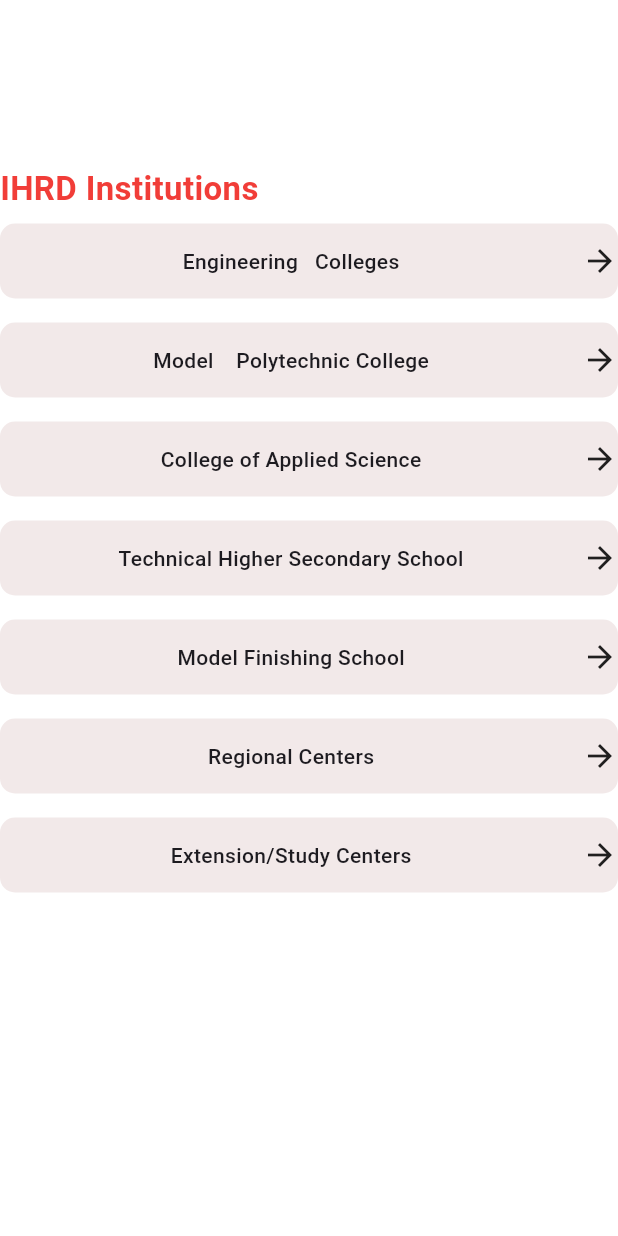
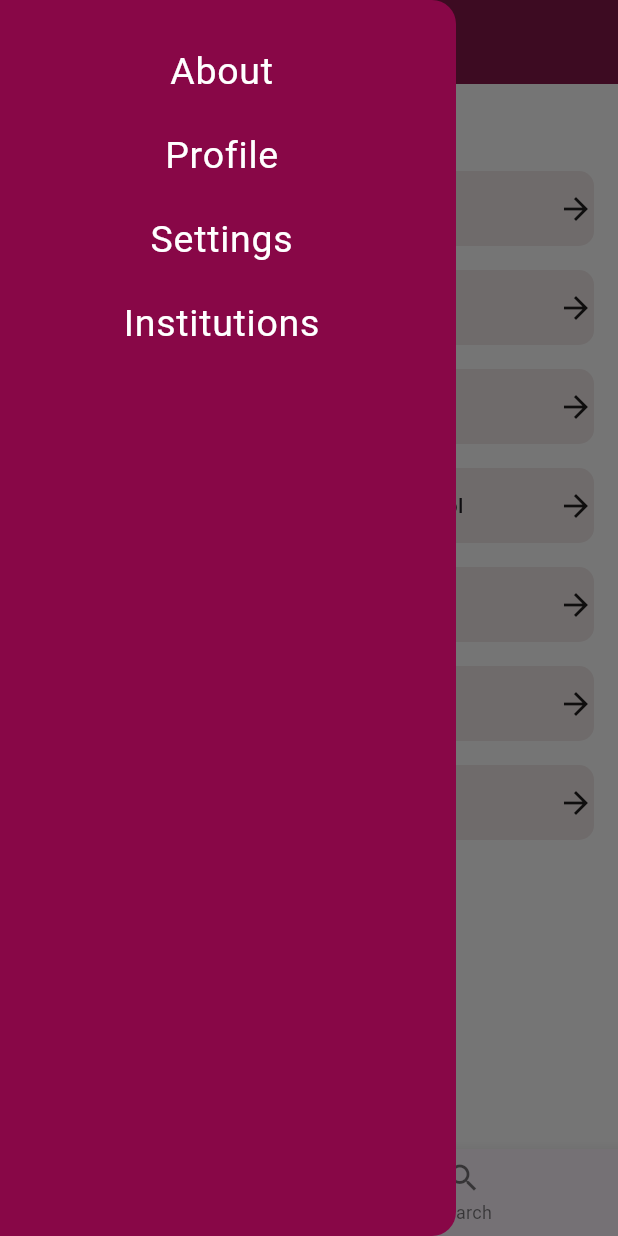
Before and after one commit to MaheswariDarish/fluttermp, a Flutter app: the InstitutionsPage screen opened by its route, with the side drawer open (before the commit the screen has no drawer), on a phone screen of 412 x 824 dp. Run offline on Flutter 3.47's test engine with Material 3 defaults, Android fonts, the phone set to English and light mode, and no system bars; our stand-ins replace carousel_slider, cloud_firestore, firebase_core, firebase_messaging, get, google_fonts and 3 more; missing offline and left inert: syncfusion_flutter_pdfviewer; accounts and stored records are empty; network calls fail.

Commit message:
clg list updated,bug fixed

```diff
--- a/lib/institutions/institution_page.dart
+++ b/lib/institutions/institution_page.dart
@@ -5,53 +5,82 @@
 import 'package:flutter_application_1/institutions/4_technical_hss/technical_list.dart';
 import 'package:flutter_application_1/institutions/5_model_finishing_college/finishing_school_list.dart';
 import 'package:flutter_application_1/institutions/6_regional_centres/regional_centre_list.dart';
-
-import 'package:flutter_application_1/institutions/components/grid_card/grid_card.dart';
-
 import 'package:flutter_application_1/institutions/1_engineering_colleges/engcollege_list.dart';
-
 import 'package:flutter_application_1/institutions/institution_class.dart';
 import 'package:flutter_application_1/institutions/2_poly_colleges/poly_college_list.dart';
+import 'package:flutter_application_1/widgets/drawer_widget.dart';
+class InstitutionsPage extends StatefulWidget {
+  const InstitutionsPage({Key? key}) : super(key: key);
 
-class InstitutionsPage extends StatelessWidget {
+  @override
+  _InstitutionsPageState createState() => _InstitutionsPageState();
+}
+
+class _InstitutionsPageState extends State<InstitutionsPage> {
+  Widget? activeScreen;
+  String? screenNow = "institution_page";
+  var pageIndex = 0;
+
+  @override
+  void initState() {
+    super.initState();
+  }
+
+ void _selectPage(int index) {
+  setState(() {
+    pageIndex = index; // Update the pageIndex variable
+
+    if (index == 0) {
+
+              // Navigate back when the back button is pressed
+              Navigator.of(context).pop();
+
+    }
+  });
+}
+
   //Defined type of institutions
-
   final List<InstitutionObject> institutions = [
-    InstitutionObject(name: 'Engineering   Colleges', page: EngCollegeList()),
-    InstitutionObject(
-        name: 'Model    Polytechnic College', page: PolyCollegeList()),
-    InstitutionObject(
-        name: 'College of Applied Science', page: AppliedScienceUniversities()),
-    const InstitutionObject(
-        name: 'Technical Higher Secondary School', page: TechnicalHSSList()),
-    InstitutionObject(
-        name: 'Model Finishing School', page: FinishingSchoolList()),
+    InstitutionObject(name: 'Engineering Colleges', page: EngCollegeList()),
+    InstitutionObject(name: 'Model Polytechnic College', page: PolyCollegeList()),
+    InstitutionObject(name: 'College of Applied Science', page: AppliedScienceUniversities()),
+    const InstitutionObject(name: 'Technical Higher Secondary School', page: TechnicalHSSList()),
+    InstitutionObject(name: 'Model Finishing School', page: FinishingSchoolList()),
     InstitutionObject(name: 'Regional Centers', page: RegionalCentreList()),
     InstitutionObject(name: 'Extension/Study Centers', page: Placeholder()),
   ];
 
-  InstitutionsPage({super.key});
-
   @override
   Widget build(BuildContext context) {
     return Scaffold(
-      backgroundColor: Colors.transparent,
+      appBar: PreferredSize(
+        preferredSize: const Size.fromHeight(kToolbarHeight),
+        child: AppBar(
+          elevation: 0,
+          backgroundColor:  Color.fromARGB(255, 133, 25, 74),
+          iconTheme: const IconThemeData(color: Color.fromARGB(255, 243, 175, 175), size: 28),
+
+          title: Text(
+                    "IHRD INSTITUTIONS",
+                    style: TextStyle(
+                      fontSize: mainheading,
+                      fontWeight: mainheadingweight,
+                      color: Colors.white,
+                    ),
+                  ),
+                  centerTitle: true,
+        ),
+      ),drawer:CustomDrawer(),
+     backgroundColor: Color.fromARGB(255, 255, 255, 255),
       body: SingleChildScrollView(
         child: Column(
           crossAxisAlignment: CrossAxisAlignment.stretch,
           children: [
             //Size of appbar
-            const SizedBox(height: kToolbarHeight +54),
+            const SizedBox(height: 50),
 
             //heading
-            const Text(
-              "IHRD Institutions",
-              style: TextStyle(
-                fontSize: 22,
-                fontWeight: FontWeight.w700,
-                color: secondaryColor,
-              ),
-            ),
+
 
             //gridview
             ListView.builder(
@@ -65,7 +94,7 @@
                 //   page: institutions[index].page,
                 // );
                 return Padding(
-                  padding: EdgeInsets.symmetric(vertical: 8),
+                  padding: EdgeInsets.symmetric(vertical: 8,horizontal: 16),
                   child:InkWell(
   onTap: () {
      Navigator.push(
@@ -98,6 +127,22 @@
           ],
         ),
       ),
+
+      bottomNavigationBar: BottomNavigationBar(
+        items: const <BottomNavigationBarItem>[
+          BottomNavigationBarItem(
+            icon: Icon(Icons.home),
+            label: 'Home',
+          ),
+          BottomNavigationBarItem(
+            icon: Icon(Icons.search),
+            label: 'Search',
+          ),
+        ],
+        currentIndex: pageIndex,
+        selectedItemColor: Color.fromARGB(255, 124, 11, 94),
+        onTap: _selectPage,
+      ),
     );
   }
 }
--- a/lib/screens/SreenHome.dart
+++ b/lib/screens/SreenHome.dart
@@ -3,7 +3,7 @@
 import 'package:flutter_application_1/screens/ScreenMap.dart';
 import 'package:flutter_application_1/screens/ScreenNotifications.dart';
 
-import 'package:flutter_application_1/screens/StartingScreen.dart';
+  import 'package:flutter_application_1/screens/StartingScreen.dart';
 
 class ScreenHome extends StatefulWidget {
   const ScreenHome({Key? key}) : super(key: key);
--- a/lib/screens/StartingScreen.dart
+++ b/lib/screens/StartingScreen.dart
@@ -26,7 +26,7 @@
             radius: 70,
             backgroundColor: Theme.of(context).appBarTheme.foregroundColor,
             child: Image.asset(
-              'assets/images/ihrd_logo.png',
+              'assets/ihrd_logo.png',
               fit: BoxFit.contain,
               height: 90,
               width: 90,
@@ -46,7 +46,7 @@
             fontWeight: FontWeight.bold,
           ),
         ),
-        const SizedBox(height: 150),
+        const SizedBox(height: 80),
         Expanded(
           child: Padding(
             padding: const EdgeInsets.all(10),
@@ -55,7 +55,7 @@
                   crossAxisCount: 3,
                   childAspectRatio: 1.5,
                   crossAxisSpacing: 20,
-                  mainAxisSpacing: 20),
+                  mainAxisSpacing: 40),
               children: [
                 for (final item in gridItemsData)
                   GridButton(
--- /dev/null
+++ b/lib/widgets/drawer_widget.dart
@@ -0,0 +1,62 @@
+import 'package:flutter/material.dart';
+
+class CustomDrawer extends StatelessWidget {
+  const CustomDrawer({Key? key}) : super(key: key);
+
+  @override
+  Widget build(BuildContext context) {
+    return Drawer(
+      backgroundColor: Theme.of(context).appBarTheme.backgroundColor,
+      child: ListView(
+        padding: EdgeInsets.zero,
+        children: [
+          SizedBox(height: 20),
+          DrawerItem(
+            title: "About",
+            routeName: '/about',
+          ),
+          DrawerItem(
+            title: "Profile",
+            routeName: '/profile',
+          ),
+          DrawerItem(
+            title: "Settings",
+            routeName: '/settings',
+          ),
+          DrawerItem(
+            title: "Institutions",
+            routeName: '/institutions',
+          ),
+        ],
+      ),
+    );
+  }
+}
+
+class DrawerItem extends StatelessWidget {
+  final String title;
+  final String routeName;
+
+  const DrawerItem({Key? key, required this.title, required this.routeName}) : super(key: key);
+
+  @override
+  Widget build(BuildContext context) {
+    return Container(
+      color: Theme.of(context).appBarTheme.backgroundColor!.withOpacity(0.8),
+      child: ListTile(
+        title: Text(
+          title,
+          style: TextStyle(
+            color: Colors.white,
+            fontSize: 25,
+          ),
+          textAlign: TextAlign.center,
+        ),
+        onTap: () {
+          Navigator.pop(context);
+          Navigator.pushNamed(context, routeName);
+        },
+      ),
+    );
+  }
+}
```
